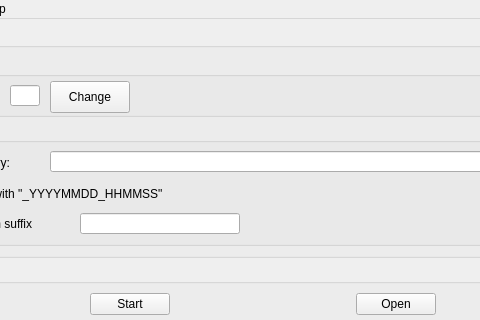
The window that designer/mainwindow.ui (LimberDuck/converter-csv) describes before a commit, drawn with Qt 5; both pictures show x 111 to 591 and y 0 to 320 of the 750 by 550 pixel window.
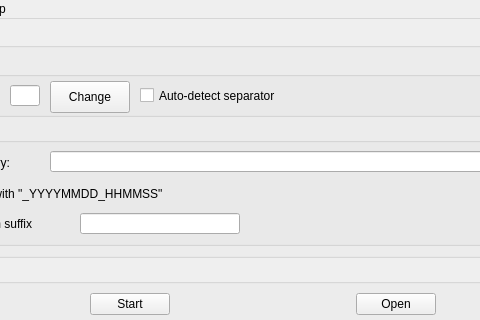
The same window after the commit.

Commit message: Auto-detect separator

What changed in the file:
```diff
--- a/designer/mainwindow.ui
+++ b/designer/mainwindow.ui
@@ -127,6 +127,34 @@
            <string>Change</string>
           </property>
          </widget>
+         <widget class="QCheckBox" name="checkBox_auto_detect_separator">
+          <property name="geometry">
+           <rect>
+            <x>230</x>
+            <y>28</y>
+            <width>200</width>
+            <height>21</height>
+           </rect>
+          </property>
+          <property name="minimumSize">
+           <size>
+            <width>180</width>
+            <height>0</height>
+           </size>
+          </property>
+          <property name="maximumSize">
+           <size>
+            <width>200</width>
+            <height>16777215</height>
+           </size>
+          </property>
+          <property name="toolTip">
+           <string>&lt;html&gt;&lt;head/&gt;&lt;body&gt;&lt;p&gt;Enable to &lt;span style=&quot; font-weight:600;&quot;&gt;automatically detect separator&lt;/span&gt; for each CSV file based on the first few lines.&lt;/p&gt;&lt;/body&gt;&lt;/html&gt;</string>
+          </property>
+          <property name="text">
+           <string>Auto-detect separator</string>
+          </property>
+         </widget>
          <widget class="QLabel" name="label_separator">
           <property name="geometry">
            <rect>
```
The commit also changes 5 other files.
